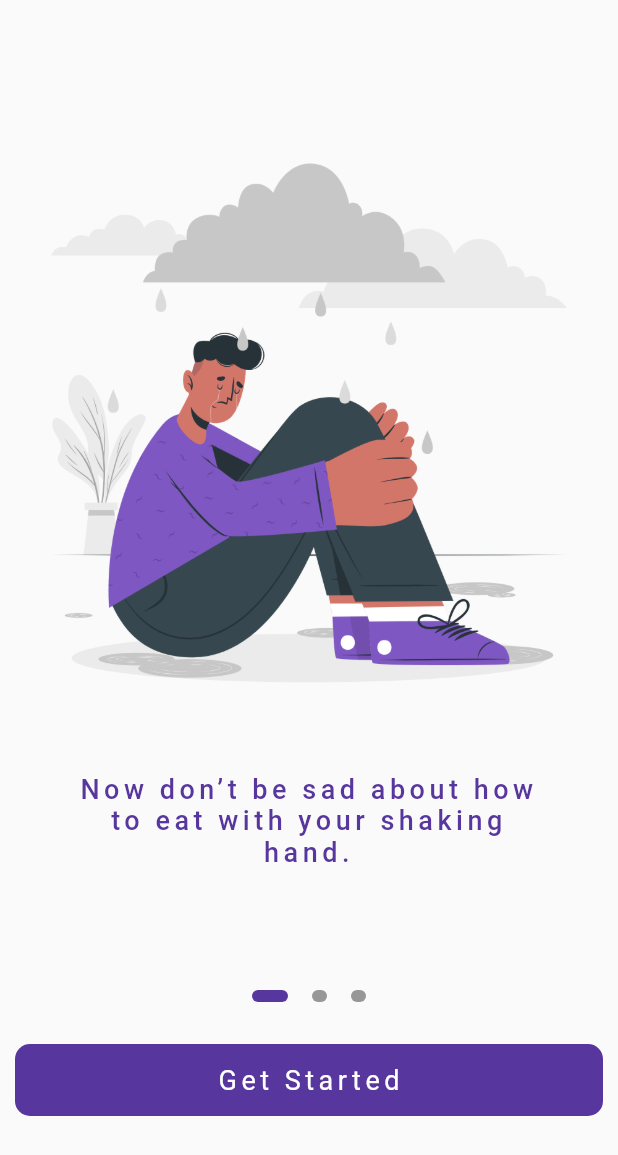
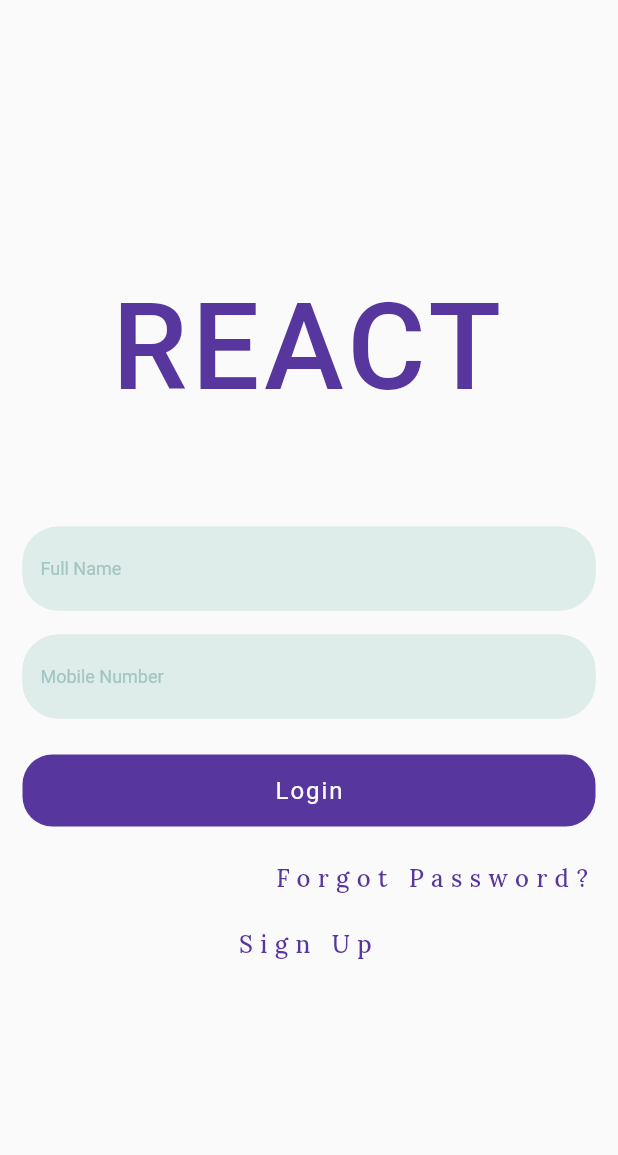
Before and after one commit to osamaasifoak/Stabilizing-Spoon, a Flutter app: the screen it shows after launch, after a tap on "Get Started", on a phone screen of 412 x 824 dp. Shown: the top 1155 px of the screen. Run offline on Flutter 3.47's test engine with Material 2 defaults, Android fonts, the phone set to English and light mode, and no system bars; our stand-ins replace google_fonts; Roboto replaces fonts that are missing (Heebo).

Commit message:
login screen created

```diff
--- a/lib/constants/strings/string_constants.dart
+++ b/lib/constants/strings/string_constants.dart
@@ -6,6 +6,7 @@ class StringConstant {
   static const String onboarding_3 = "We are here to maintain your record, So check your stats on one click.";
   static const String login = "Login";
   static const String signup = "Sign Up";
+   static const String forgotPassword = "Forgot Password?";
   static const String continueText = "Continue";
   static const String cart = "Cart";
   static const String gettingStarted = "Get Started";
--- a/lib/constants/styles/font_styles_constants.dart
+++ b/lib/constants/styles/font_styles_constants.dart
@@ -26,6 +26,18 @@ class FontStyles {
           letterSpacing: letterSpacing,
           fontSize: fontSize);
 
+    static TextStyle loraCustomFonSizeAndWeight(
+          {@required Color color,
+          double letterSpacing = 0.0,
+          double fontSize = 12.0,
+          FontWeight fontWeight = FontWeight.w500}) =>
+      GoogleFonts.lora(
+          color: color,
+          fontWeight: fontWeight,
+          fontStyle: FontStyle.normal,
+          letterSpacing: letterSpacing,
+          fontSize: fontSize);
+
   static TextStyle kateNormalF60WithW400(
           {@required Color color, double letterSpacing = 0.0}) =>
       TextStyle(
--- a/lib/routes.dart
+++ b/lib/routes.dart
@@ -1,4 +1,5 @@
 import 'package:flutter/material.dart';
+import 'package:react/views/auth/login.dart';
 import 'package:react/views/on_boarding/on_boarding_view.dart';
 import 'constants/routes/routes_constants.dart';
 
@@ -6,8 +7,8 @@ onGenerateRoutes(RouteSettings settings) {
   switch (settings.name) {
     case RouteConstants.onboarding:
       return MaterialPageRoute(builder: (_) => OnBoardingView());
-    // case RouteConstants.login:
-    //   return MaterialPageRoute(builder: (_) => LoginScreen());
+    case RouteConstants.login:
+      return MaterialPageRoute(builder: (_) => LoginScreen());
     default:
   }
 }
--- a/lib/views/auth/login.dart
+++ b/lib/views/auth/login.dart
@@ -0,0 +1,115 @@
+import 'package:flutter/material.dart';
+import 'package:react/components/button_component.dart';
+import 'package:react/components/input_component.dart';
+import 'package:react/components/text_component.dart';
+import 'package:react/constants/assets/assets_constants.dart';
+import 'package:react/constants/colors/colors_constants.dart';
+import 'package:react/constants/routes/routes_constants.dart';
+import 'package:react/constants/strings/string_constants.dart';
+import 'package:react/constants/styles/font_styles_constants.dart';
+import 'package:react/uiUtils/size_config.dart';
+
+class LoginScreen extends StatefulWidget {
+  @override
+  _LoginScreenState createState() => _LoginScreenState();
+}
+
+class _LoginScreenState extends State<LoginScreen> {
+  TextEditingController _fullNameTextEditingConrtroller;
+  TextEditingController _mobileNumberTextEditingConrtroller;
+  @override
+  void initState() {
+    super.initState();
+    _fullNameTextEditingConrtroller = new TextEditingController();
+    _mobileNumberTextEditingConrtroller = new TextEditingController();
+  }
+
+  @override
+  Widget build(BuildContext context) {
+    SizeConfig().init(context);
+    return SafeArea(
+      child: Scaffold(
+        body: Container(
+          width: SizeConfig.screenWidth,
+          height: SizeConfig.screenHeight,
+          child: Padding(
+            padding: const EdgeInsets.symmetric(horizontal: 15.0),
+            child: Column(
+              mainAxisAlignment: MainAxisAlignment.center,
+              crossAxisAlignment: CrossAxisAlignment.center,
+              children: [
+                TextComponent(
+                  text: StringConstant.react.toUpperCase(),
+                  textAlign: TextAlign.center,
+                  textStyle: FontStyles.patuaOneCustomFonSizeAndWeight(
+                      fontSize: 80,
+                      color: ColorConstant.purple,
+                      letterSpacing: 3),
+                ),
+                SizedBox(
+                  height: 72,
+                ),
+                TextInputComponent(
+                  title: StringConstant.fullName,
+                  controller: _fullNameTextEditingConrtroller,
+                  fillColor: ColorConstant.paleGrey,
+                  filled: true,
+                ),
+                SizedBox(
+                  height: 16,
+                ),
+                TextInputComponent(
+                  title: StringConstant.mobileNumber,
+                  controller: _mobileNumberTextEditingConrtroller,
+                  fillColor: ColorConstant.paleGrey,
+                  filled: true,
+                ),
+                SizedBox(
+                  height: 24,
+                ),
+                ButtonComponent(
+                  onPressed: () => {
+                    Navigator.pushNamed(context, RouteConstants.otpVerification)
+                  },
+                  buttonText: StringConstant.login,
+                  color: ColorConstant.purple,
+                  border: 20,
+                  textStyle: FontStyles.patuaOneCustomFonSizeAndWeight(
+                      color: ColorConstant.white,
+                      letterSpacing: 1.3,
+                      fontWeight: FontWeight.normal,
+                      fontSize: 16.0),
+                ),
+                SizedBox(
+                  height: 24,
+                ),
+                Align(
+                  alignment: Alignment.centerRight,
+                  child: TextComponent(
+                    text: StringConstant.forgotPassword,
+                    textAlign: TextAlign.center,
+                    textStyle: FontStyles.loraCustomFonSizeAndWeight(
+                        fontSize: 16,
+                        color: ColorConstant.purple,
+                        letterSpacing: 5),
+                  ),
+                ),
+                SizedBox(
+                  height: 24,
+                ),
+                TextComponent(
+                  text: StringConstant.signup,
+                  textAlign: TextAlign.center,
+                  textStyle: FontStyles.loraCustomFonSizeAndWeight(
+                      fontSize: 16,
+                      color: ColorConstant.purple,
+                      letterSpacing: 5),
+                ),
+              ],
+            ),
+          ),
+        ),
+      ),
+    );
+  }
+}
```
